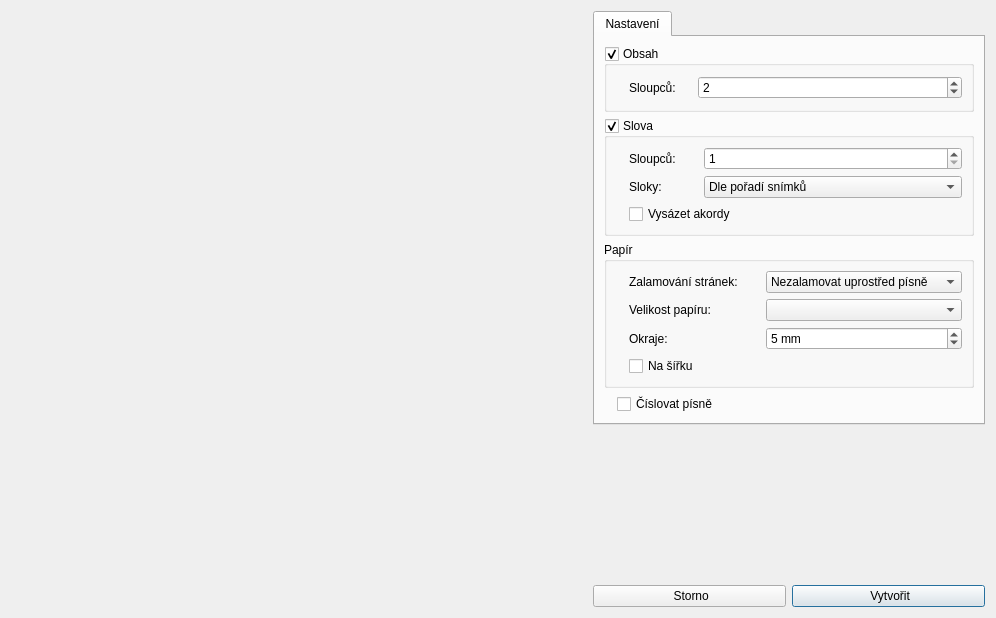
CZDanol/StrawLumen, file src/gui/documentgenerationdialog.ui: the form before one commit.
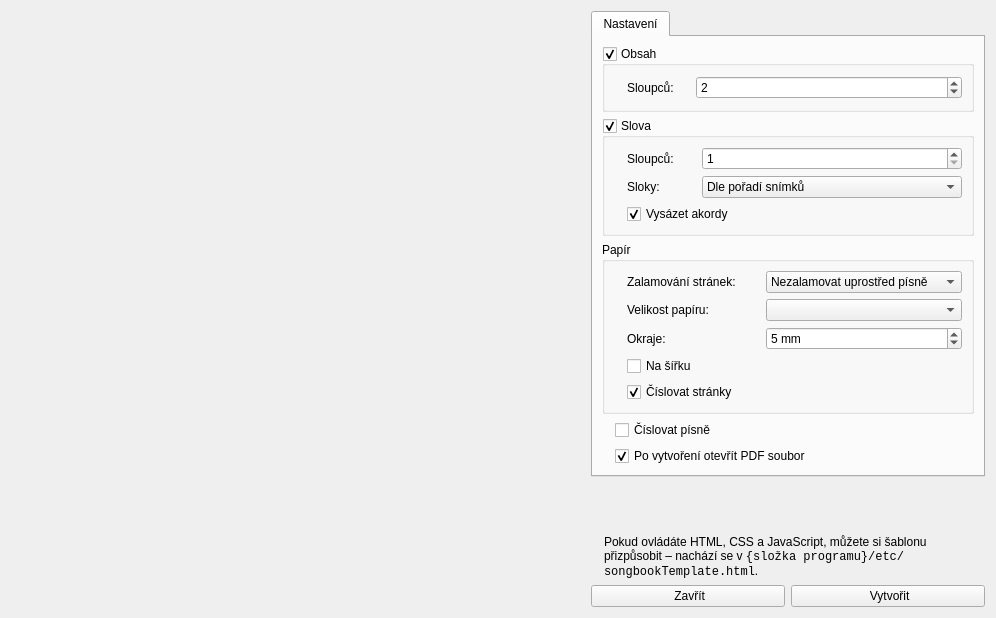
The form after the commit. Icons and pictures are not drawn. Custom widgets are drawn as their Qt base class.

The edit to the form file:
```diff
--- a/src/gui/documentgenerationdialog.ui
+++ b/src/gui/documentgenerationdialog.ui
@@ -137,6 +137,9 @@
                <property name="text">
                 <string>Vysázet akordy</string>
                </property>
+               <property name="checked">
+                <bool>true</bool>
+               </property>
               </widget>
              </item>
              <item row="2" column="0">
@@ -359,6 +362,29 @@
                </property>
               </widget>
              </item>
+             <item row="4" column="1">
+              <widget class="QCheckBox" name="cbNumberPages">
+               <property name="sizePolicy">
+                <sizepolicy hsizetype="Expanding" vsizetype="Fixed">
+                 <horstretch>0</horstretch>
+                 <verstretch>0</verstretch>
+                </sizepolicy>
+               </property>
+               <property name="text">
+                <string>Číslovat stránky</string>
+               </property>
+               <property name="checked">
+                <bool>true</bool>
+               </property>
+              </widget>
+             </item>
+             <item row="4" column="0">
+              <widget class="QLabel" name="label_18">
+               <property name="pixmap">
+                <pixmap resource="../../res/resources.qrc">:/icons/16/Counter_16px.png</pixmap>
+               </property>
+              </widget>
+             </item>
             </layout>
            </widget>
           </item>
@@ -384,6 +410,29 @@
               </property>
              </widget>
             </item>
+            <item row="1" column="0">
+             <widget class="QLabel" name="label_17">
+              <property name="pixmap">
+               <pixmap resource="../../res/resources.qrc">:/icons/16/Open_16px.png</pixmap>
+              </property>
+             </widget>
+            </item>
+            <item row="1" column="1">
+             <widget class="QCheckBox" name="cbOpenWhenDone">
+              <property name="sizePolicy">
+               <sizepolicy hsizetype="Expanding" vsizetype="Fixed">
+                <horstretch>0</horstretch>
+                <verstretch>0</verstretch>
+               </sizepolicy>
+              </property>
+              <property name="text">
+               <string>Po vytvoření otevřít PDF soubor</string>
+              </property>
+              <property name="checked">
+               <bool>true</bool>
+              </property>
+             </widget>
+            </item>
            </layout>
           </item>
          </layout>
@@ -403,6 +452,33 @@
         </property>
        </spacer>
       </item>
+      <item>
+       <layout class="QHBoxLayout" name="horizontalLayout">
+        <item>
+         <widget class="QLabel" name="label_19">
+          <property name="sizePolicy">
+           <sizepolicy hsizetype="Maximum" vsizetype="Preferred">
+            <horstretch>0</horstretch>
+            <verstretch>0</verstretch>
+           </sizepolicy>
+          </property>
+          <property name="pixmap">
+           <pixmap resource="../../res/resources.qrc">:/icons/16/Info_16px.png</pixmap>
+          </property>
+         </widget>
+        </item>
+        <item>
+         <widget class="QLabel" name="label_8">
+          <property name="text">
+           <string>&lt;html&gt;&lt;head/&gt;&lt;body&gt;&lt;p&gt;Pokud ovládáte HTML, CSS a JavaScript, můžete si šablonu přizpůsobit – nachází se v &lt;span style=&quot;font-family: Consolas;&quot;&gt;{složka programu}/etc/songbookTemplate.html&lt;/span&gt;.&lt;/p&gt;&lt;/body&gt;&lt;/html&gt;</string>
+          </property>
+          <property name="wordWrap">
+           <bool>true</bool>
+          </property>
+         </widget>
+        </item>
+       </layout>
+      </item>
       <item>
        <layout class="QHBoxLayout" name="horizontalLayout_2">
         <item>
@@ -424,7 +500,7 @@
         <item>
          <widget class="QPushButton" name="btnStorno">
           <property name="text">
-           <string> Storno</string>
+           <string> Zavřít</string>
           </property>
           <property name="icon">
            <iconset resource="../../res/resources.qrc">
@@ -444,6 +520,9 @@
            <iconset resource="../../res/resources.qrc">
             <normaloff>:/icons/16/Save_16px.png</normaloff>:/icons/16/Save_16px.png</iconset>
           </property>
+          <property name="autoDefault">
+           <bool>false</bool>
+          </property>
          </widget>
         </item>
        </layout>
```
Left out of the diff: 62 changed lines with no effect on the pictures.
